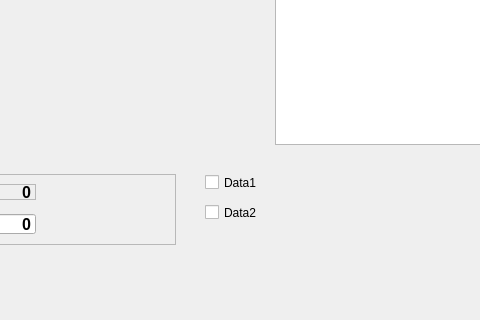
Above: plot.ui from kherseth/Plot before the change; both pictures show x 525 to 1005 and y 135 to 455 of the 1130 by 455 pixel window. Below: the same form after it.
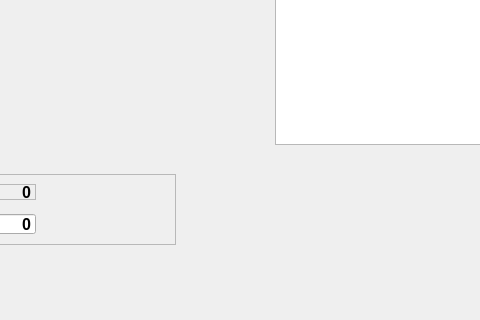
That is the form after the change. Custom widgets are drawn as their Qt base class.

Diff of the .ui file:
```diff
--- a/plot.ui
+++ b/plot.ui
@@ -242,32 +242,6 @@
      </property>
     </widget>
    </widget>
-   <widget class="QCheckBox" name="checkData1">
-    <property name="geometry">
-     <rect>
-      <x>730</x>
-      <y>290</y>
-      <width>70</width>
-      <height>17</height>
-     </rect>
-    </property>
-    <property name="text">
-     <string>Data1</string>
-    </property>
-   </widget>
-   <widget class="QCheckBox" name="checkData2">
-    <property name="geometry">
-     <rect>
-      <x>730</x>
-      <y>320</y>
-      <width>70</width>
-      <height>17</height>
-     </rect>
-    </property>
-    <property name="text">
-     <string>Data2</string>
-    </property>
-   </widget>
    <widget class="QListWidget" name="measurandList">
     <property name="geometry">
      <rect>
```
